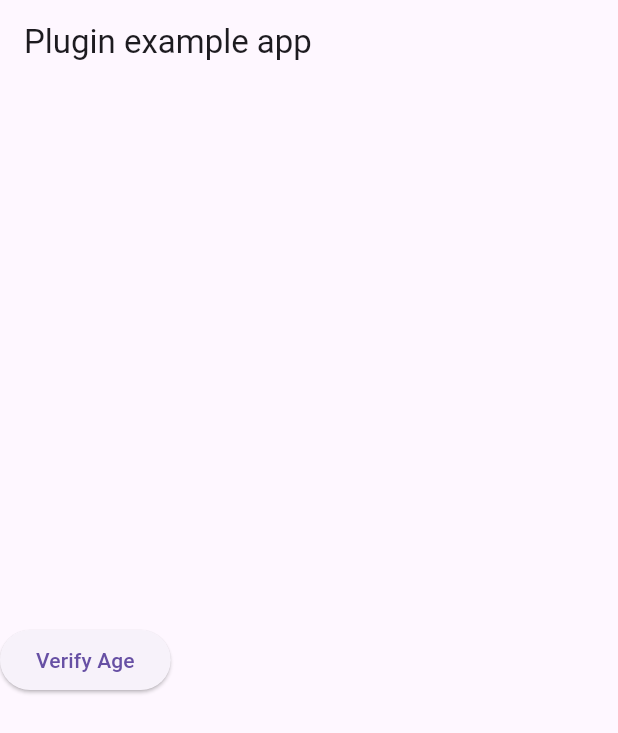
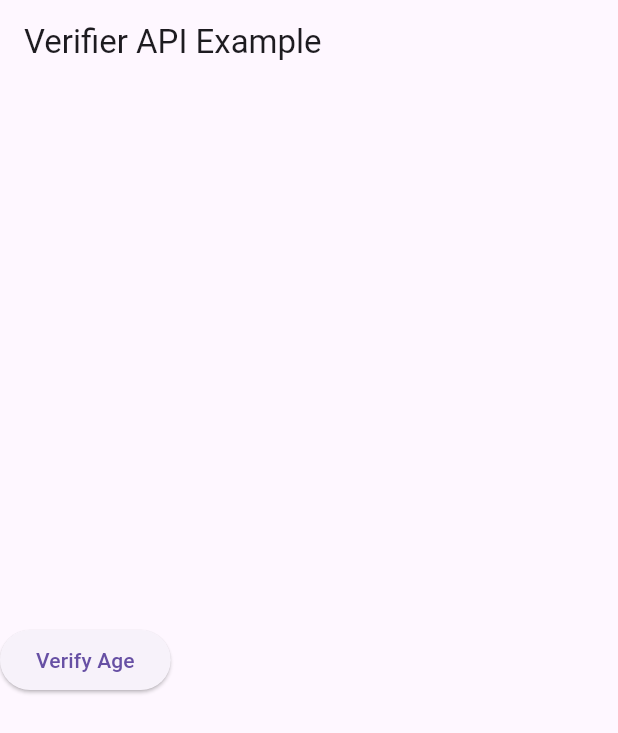
Before and after one commit to kiwis08/wallet_verifier_api, a Flutter app: the screen it shows after launch, on a phone screen of 412 x 824 dp. Shown: the top 733 px of the screen. Run offline on Flutter 3.47's test engine with Material 3 defaults, Android fonts, the phone set to English and light mode, and no system bars; our stand-ins replace plugin_platform_interface.

Commit message:
expose model without 'platform_channel.dart'

```diff
--- a/example/lib/wallet_verifier_api_example.dart
+++ b/example/lib/wallet_verifier_api_example.dart
@@ -1,9 +1,5 @@
 import 'package:flutter/material.dart';
-import 'dart:async';
-
-import 'package:flutter/services.dart';
 import 'package:wallet_verifier_api/wallet_verifier_api.dart';
-import 'package:wallet_verifier_api/wallet_verifier_api_method_channel.dart';
 
 void main() {
   runApp(const MyApp());
@@ -29,7 +25,7 @@ class _MyAppState extends State<MyApp> {
     return MaterialApp(
       home: Scaffold(
         appBar: AppBar(
-          title: const Text('Plugin example app'),
+          title: const Text('Verifier API Example'),
         ),
         body: Center(
           child: Row(
--- /dev/null
+++ b/lib/mobile_drivers_license_element.dart
@@ -0,0 +1,6 @@
+enum MobileDriversLicenseElement {
+  givenName,
+  familyName,
+  age,
+  ageAtLeast,
+}
--- a/lib/wallet_verifier_api.dart
+++ b/lib/wallet_verifier_api.dart
@@ -1,7 +1,7 @@
+import 'mobile_drivers_license_element.dart';
+import 'wallet_verifier_api_platform_interface.dart';
 
-import 'package:wallet_verifier_api/wallet_verifier_api_method_channel.dart';
-
-import 'wallet_verifier_api_platform_interface.dart';
+export 'mobile_drivers_license_element.dart';
 
 class WalletVerifierApi {
 
--- a/lib/wallet_verifier_api_method_channel.dart
+++ b/lib/wallet_verifier_api_method_channel.dart
@@ -3,14 +3,8 @@ import 'dart:core';
 import 'package:flutter/foundation.dart';
 import 'package:flutter/services.dart';
 
+import 'mobile_drivers_license_element.dart';
 import 'wallet_verifier_api_platform_interface.dart';
-
-enum MobileDriversLicenseElement {
-  givenName,
-  familyName,
-  age,
-  ageAtLeast,
-}
 
 /// An implementation of [WalletVerifierApiPlatform] that uses method channels.
 class MethodChannelWalletVerifierApi extends WalletVerifierApiPlatform {
--- a/lib/wallet_verifier_api_platform_interface.dart
+++ b/lib/wallet_verifier_api_platform_interface.dart
@@ -1,5 +1,6 @@
 import 'package:plugin_platform_interface/plugin_platform_interface.dart';
 
+import 'mobile_drivers_license_element.dart';
 import 'wallet_verifier_api_method_channel.dart';
 
 abstract class WalletVerifierApiPlatform extends PlatformInterface {
```
